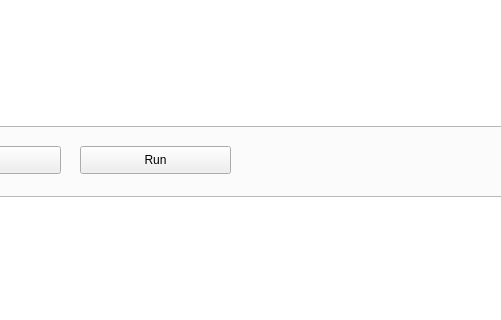
Qt form mainwindow.ui (Happy-Ferret/Fluff64) before a commit; both pictures show x 242 to 743 and y 426 to 746 of the 1391 by 829 pixel window.
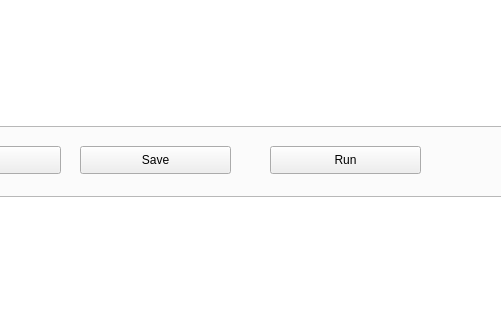
The same form after that commit.

```diff
--- a/mainwindow.ui
+++ b/mainwindow.ui
@@ -327,7 +327,7 @@
      <widget class="QPushButton" name="btnBuild_2">
       <property name="geometry">
        <rect>
-        <x>200</x>
+        <x>390</x>
         <y>470</y>
         <width>151</width>
         <height>28</height>
@@ -337,6 +337,19 @@
        <string>Run</string>
       </property>
      </widget>
+     <widget class="QPushButton" name="btnSave_2">
+      <property name="geometry">
+       <rect>
+        <x>200</x>
+        <y>470</y>
+        <width>151</width>
+        <height>28</height>
+       </rect>
+      </property>
+      <property name="text">
+       <string>Save</string>
+      </property>
+     </widget>
     </widget>
    </widget>
    <widget class="QListView" name="lstImages">
```
